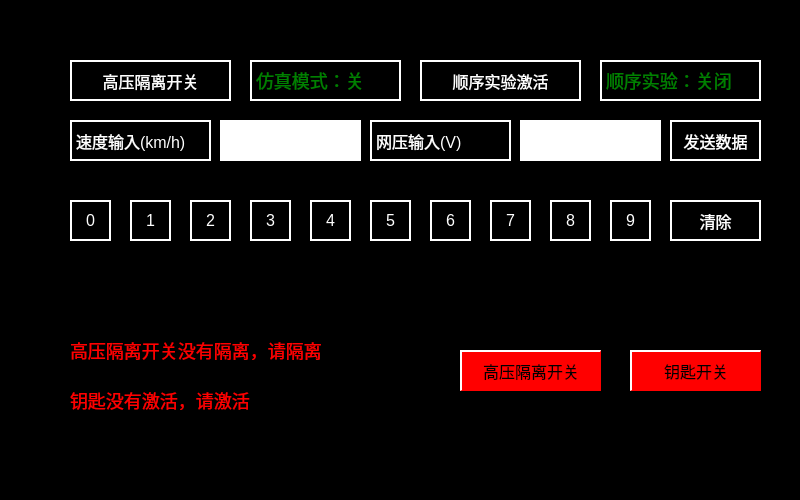
The window that main_simulate.ui (isliulin/Plan85HMI) describes before a commit, drawn with Qt 5.
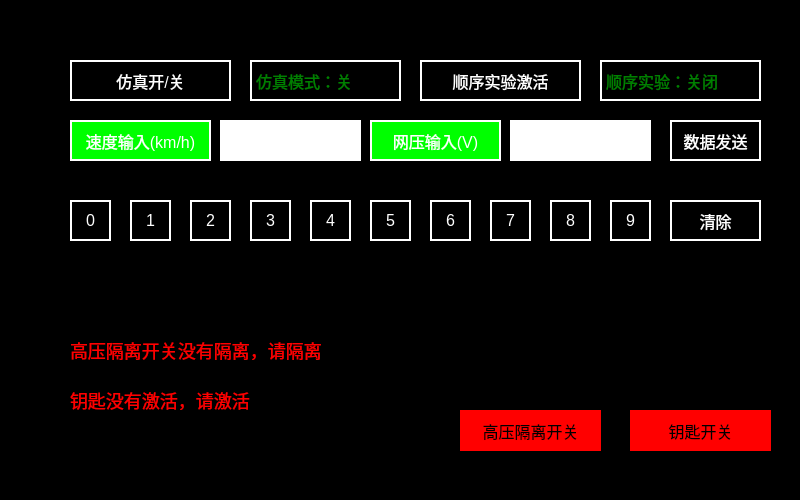
The same window after the commit.

```diff
--- a/main_simulate.ui
+++ b/main_simulate.ui
@@ -23,7 +23,7 @@
 }
 QPushButton
 {
-	font:14px;
+	font:16px;
     color: rgb(0,0,0);
 	background-color: rgb(0, 255, 0);
 	border-top: 2px solid white;	
@@ -72,38 +72,38 @@
   <widget class="QPushButton" name="pushButton">
    <property name="geometry">
     <rect>
-     <x>460</x>
-     <y>350</y>
+     <x>70</x>
+     <y>120</y>
      <width>141</width>
      <height>41</height>
     </rect>
    </property>
    <property name="styleSheet">
-    <string notr="true">	font:16px;
-    color: rgb(0,0,0);
-	background-color: rgb(255, 0, 0);
+    <string notr="true">color: white;
+font-size:16px;
+border:2px solid white;
 </string>
    </property>
    <property name="text">
-    <string>高压隔离开关</string>
+    <string>速度输入(km/h)</string>
    </property>
   </widget>
   <widget class="QPushButton" name="pushButton_2">
    <property name="geometry">
     <rect>
-     <x>630</x>
-     <y>350</y>
+     <x>370</x>
+     <y>120</y>
      <width>131</width>
      <height>41</height>
     </rect>
    </property>
    <property name="styleSheet">
-    <string notr="true">	font:16px;
-    color: rgb(0,0,0);
-	background-color: rgb(255, 0, 0);</string>
+    <string notr="true">color: white;
+font-size:16px;
+border:2px solid white;</string>
    </property>
    <property name="text">
-    <string>钥匙开关</string>
+    <string>网压输入(V)</string>
    </property>
   </widget>
   <widget class="QPushButton" name="pushButton_3">
@@ -123,7 +123,7 @@
 </string>
    </property>
    <property name="text">
-    <string>高压隔离开关</string>
+    <string>仿真开/关</string>
    </property>
   </widget>
   <widget class="QLabel" name="label_3">
@@ -137,7 +137,7 @@
    </property>
    <property name="styleSheet">
     <string notr="true">color: green;
-font-size:18px;
+font-size:16px;
 border:2px solid white;</string>
    </property>
    <property name="text">
@@ -155,7 +155,7 @@
    </property>
    <property name="styleSheet">
     <string notr="true">color: green;
-font-size:18px;
+font-size:16px;
 border:2px solid white;</string>
    </property>
    <property name="text">
@@ -185,19 +185,22 @@
   <widget class="QLabel" name="label_5">
    <property name="geometry">
     <rect>
-     <x>70</x>
-     <y>120</y>
+     <x>460</x>
+     <y>410</y>
      <width>141</width>
      <height>41</height>
     </rect>
    </property>
    <property name="styleSheet">
-    <string notr="true">color: white;
-font-size:16px;
-border:2px solid white;</string>
+    <string notr="true">	font:16px;
+    color: rgb(0,0,0);
+	background-color: rgb(255, 0, 0);</string>
    </property>
    <property name="text">
-    <string>速度输入(km/h)</string>
+    <string>高压隔离开关</string>
+   </property>
+   <property name="alignment">
+    <set>Qt::AlignCenter</set>
    </property>
   </widget>
   <widget class="QLabel" name="label_6">
@@ -222,7 +225,7 @@
   <widget class="QLabel" name="label_7">
    <property name="geometry">
     <rect>
-     <x>520</x>
+     <x>510</x>
      <y>120</y>
      <width>141</width>
      <height>41</height>
@@ -241,19 +244,22 @@
   <widget class="QLabel" name="label_8">
    <property name="geometry">
     <rect>
-     <x>370</x>
-     <y>120</y>
+     <x>630</x>
+     <y>410</y>
      <width>141</width>
      <height>41</height>
     </rect>
    </property>
    <property name="styleSheet">
-    <string notr="true">color: white;
-font-size:16px;
-border:2px solid white;</string>
+    <string notr="true">	font:16px;
+    color: rgb(0,0,0);
+	background-color: rgb(255, 0, 0);</string>
    </property>
    <property name="text">
-    <string>网压输入(V)</string>
+    <string>钥匙开关</string>
+   </property>
+   <property name="alignment">
+    <set>Qt::AlignCenter</set>
    </property>
   </widget>
   <widget class="QPushButton" name="pushButton_5">
@@ -273,7 +279,7 @@
 </string>
    </property>
    <property name="text">
-    <string>发送数据</string>
+    <string>数据发送</string>
    </property>
   </widget>
   <widget class="QPushButton" name="pushButton_6">
```
Left out of the diff: 144 changed lines with no effect on the pictures.
